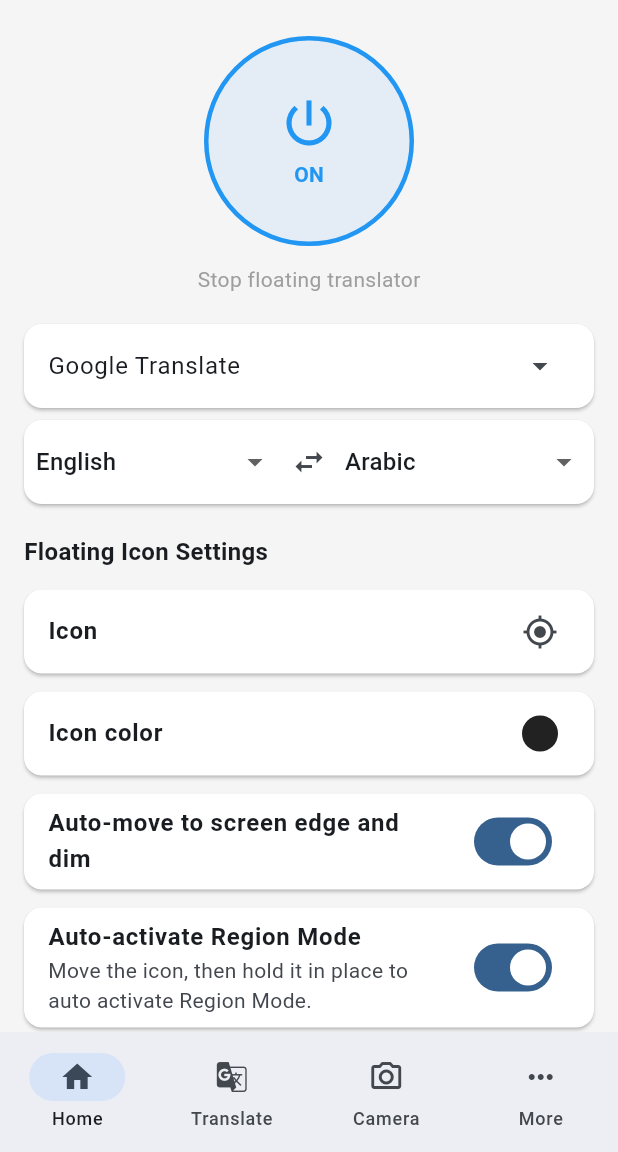
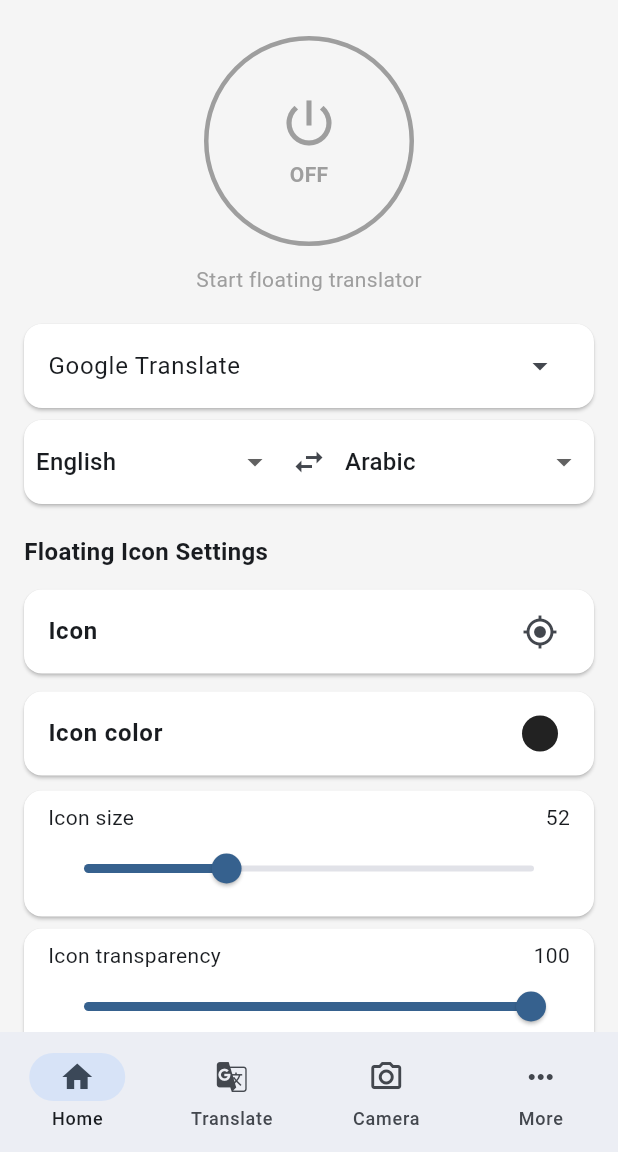
Before and after one commit to amoiraamira1-jpg/translation, a Flutter app: the screen it shows after launch, after a tap on "OFF", on a phone screen of 412 x 824 dp, the part 84-1236 px from its top. Run offline on Flutter 3.47's test engine with Material 3 defaults, Android fonts, the phone set to English and light mode, and no system bars; our stand-ins replace shared_preferences.

Commit message:
Add icon size/transparency sliders and expand icon choices

```diff
--- a/lib/main.dart
+++ b/lib/main.dart
@@ -4,6 +4,9 @@
 import 'package:flutter/material.dart';
 import 'package:http/http.dart' as http;
 import 'package:shared_preferences/shared_preferences.dart';
+import 'package:flutter/services.dart';
+
+const MethodChannel _nativeChannel = MethodChannel('screen_translator/native');
 
 void main() {
   runApp(const ScreenTranslatorApp());
@@ -48,6 +51,18 @@
   'camera': Icons.camera_alt,
   'translate': Icons.translate,
   'language': Icons.language,
+  'circle': Icons.circle,
+  'circle_outlined': Icons.circle_outlined,
+  'adjust': Icons.adjust,
+  'radio': Icons.radio_button_checked,
+  'blur': Icons.blur_circular,
+  'donut': Icons.donut_large,
+  'star': Icons.star,
+  'favorite': Icons.favorite,
+  'bolt': Icons.bolt,
+  'public': Icons.public,
+  'chat': Icons.chat_bubble,
+  'mic': Icons.mic,
 };
 
 const List<Color> kColorChoices = [
@@ -72,6 +87,9 @@
   String iconName = 'target';
   int iconColorValue = 0xDD000000; // Colors.black87
 
+  double iconSize = 52;
+  double iconTransparency = 100;
+
   bool autoMoveEdge = true;
   bool autoRegionMode = true;
   bool accessibilityMode = false;
@@ -94,6 +112,8 @@
     targetLang = p.getString('target_lang') ?? targetLang;
     iconName = p.getString('icon_name') ?? iconName;
     iconColorValue = p.getInt('icon_color') ?? iconColorValue;
+    iconSize = (p.getInt('icon_size') ?? 52).toDouble();
+    iconTransparency = (p.getInt('icon_transparency') ?? 100).toDouble();
     autoMoveEdge = p.getBool('auto_move_edge') ?? autoMoveEdge;
     autoRegionMode = p.getBool('auto_region_mode') ?? autoRegionMode;
     accessibilityMode = p.getBool('accessibility_mode') ?? accessibilityMode;
@@ -137,6 +157,18 @@
     _saveInt('icon_color', color.toARGB32());
   }
 
+  void setIconSize(double size) {
+    iconSize = size;
+    notifyListeners();
+    _saveInt('icon_size', size.round());
+  }
+
+  void setIconTransparency(double value) {
+    iconTransparency = value;
+    notifyListeners();
+    _saveInt('icon_transparency', value.round());
+  }
+
   void setMicrosoftKey(String key) {
     microsoftApiKey = key;
     notifyListeners();
@@ -149,8 +181,24 @@
     _saveString('ms_region', region);
   }
 
-  void toggleRunning() {
-    running = !running;
+  Future<void> toggleRunning() async {
+    if (!running) {
+      if (!kIsWeb) {
+        final hasPermission =
+            await _nativeChannel.invokeMethod('hasOverlayPermission') as bool? ?? false;
+        if (!hasPermission) {
+          await _nativeChannel.invokeMethod('requestOverlayPermission');
+          return;
+        }
+        await _nativeChannel.invokeMethod('startOverlayService');
+      }
+      running = true;
+    } else {
+      if (!kIsWeb) {
+        await _nativeChannel.invokeMethod('stopOverlayService');
+      }
+      running = false;
+    }
     notifyListeners();
   }
 
@@ -188,6 +236,7 @@
     required String text,
     required AppSettings settings,
   }) async {
+    if (settings.engineId == 'google') { return _translateWithGoogleFree(text: text, from: settings.sourceLang, to: settings.targetLang); }
     if (settings.engineId == 'microsoft') {
       return _translateWithMicrosoft(
         text: text,
@@ -203,6 +252,28 @@
       "Microsoft Translator key in Settings to try a live translation, or "
       "wire this engine's API in TranslationService the same way.",
     );
+  }
+
+  static Future<String> _translateWithGoogleFree({
+    required String text,
+    required String from,
+    required String to,
+  }) async {
+    final uri = Uri.parse(
+      'https://translate.googleapis.com/translate_a/single'
+      '?client=gtx&sl=$from&tl=$to&dt=t&q=${Uri.encodeComponent(text)}',
+    );
+    final response = await http.get(uri);
+    if (response.statusCode != 200) {
+      throw Exception('Google Translate error: HTTP ${response.statusCode}');
+    }
+    final decoded = jsonDecode(response.body) as List;
+    final segments = decoded[0] as List;
+    final buffer = StringBuffer();
+    for (final seg in segments) {
+      buffer.write((seg as List)[0]);
+    }
+    return buffer.toString();
   }
 
   static Future<String> _translateWithMicrosoft({
@@ -564,8 +635,8 @@
     super.dispose();
   }
 
-  void _togglePower() {
-    widget.settings.toggleRunning();
+  void _togglePower() async {
+    await widget.settings.toggleRunning();
     if (kIsWeb) {
       ScaffoldMessenger.of(context).showSnackBar(
         const SnackBar(
@@ -663,6 +734,58 @@
             trailing: CircleAvatar(radius: 12, backgroundColor: settings.iconColor),
             onTap: () => showColorPicker(context, settings),
           ),
+          Card(
+            margin: const EdgeInsets.symmetric(horizontal: 16, vertical: 4),
+            child: Padding(
+              padding: const EdgeInsets.symmetric(horizontal: 16, vertical: 8),
+              child: Column(
+                crossAxisAlignment: CrossAxisAlignment.start,
+                children: [
+                  Row(
+                    mainAxisAlignment: MainAxisAlignment.spaceBetween,
+                    children: [
+                      const Text('Icon size'),
+                      Text('${settings.iconSize.round()}'),
+                    ],
+                  ),
+                  Slider(
+                    value: settings.iconSize,
+                    min: 30,
+                    max: 100,
+                    divisions: 70,
+                    label: settings.iconSize.round().toString(),
+                    onChanged: (value) => settings.setIconSize(value),
+                  ),
+                ],
+              ),
+            ),
+          ),
+          Card(
+            margin: const EdgeInsets.symmetric(horizontal: 16, vertical: 4),
+            child: Padding(
+              padding: const EdgeInsets.symmetric(horizontal: 16, vertical: 8),
+              child: Column(
+                crossAxisAlignment: CrossAxisAlignment.start,
+                children: [
+                  Row(
+                    mainAxisAlignment: MainAxisAlignment.spaceBetween,
+                    children: [
+                      const Text('Icon transparency'),
+                      Text('${settings.iconTransparency.round()}'),
+                    ],
+                  ),
+                  Slider(
+                    value: settings.iconTransparency,
+                    min: 0,
+                    max: 100,
+                    divisions: 100,
+                    label: settings.iconTransparency.round().toString(),
+                    onChanged: (value) => settings.setIconTransparency(value),
+                  ),
+                ],
+              ),
+            ),
+          ),
           switchCard(
             title: 'Auto-move to screen edge and dim',
             value: settings.autoMoveEdge,
@@ -685,39 +808,6 @@
             subtitle: 'Apply when translating Chinese, Japanese, Korean',
             value: settings.verticalText,
             onChanged: settings.toggleVerticalText,
-          ),
-
-          sectionHeader('Microsoft Translator'),
-          Card(
-            margin: const EdgeInsets.symmetric(horizontal: 16, vertical: 6),
-            child: Padding(
-              padding: const EdgeInsets.all(16),
-              child: Column(
-                crossAxisAlignment: CrossAxisAlignment.start,
-                children: [
-                  TextField(
-                    controller: _keyController,
-                    obscureText: true,
-                    decoration: const InputDecoration(
-                      labelText: 'Microsoft Translator API Key',
-                      border: OutlineInputBorder(),
-                      helperText: 'From your Azure Translator resource.',
-                    ),
-                    onChanged: settings.setMicrosoftKey,
-                  ),
-                  const SizedBox(height: 12),
-                  TextField(
-                    controller: _regionController,
-                    decoration: const InputDecoration(
-                      labelText: 'Region (optional)',
-                      border: OutlineInputBorder(),
-                      helperText: 'Only needed for some resource types, e.g. "westeurope".',
-                    ),
-                    onChanged: settings.setMicrosoftRegion,
-                  ),
-                ],
-              ),
-            ),
           ),
 
           Padding(
```
